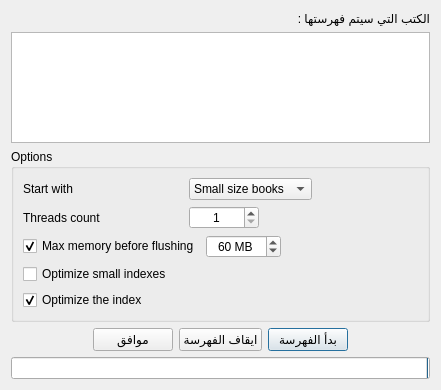
This is indexingdialg.ui in boussouira/albahhet as Qt 5 draws it before an edit. The edited form follows.
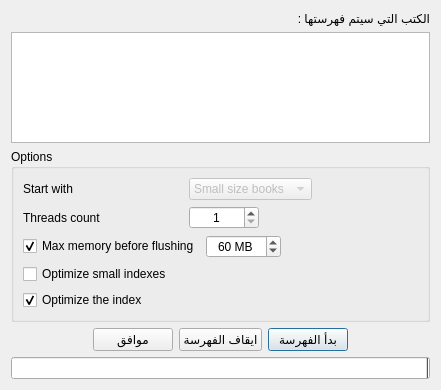
This is the edited form.

What changed in the file:
```diff
--- a/indexingdialg.ui
+++ b/indexingdialg.ui
@@ -62,6 +62,9 @@
         </item>
         <item>
          <widget class="QComboBox" name="comboBox">
+          <property name="enabled">
+           <bool>false</bool>
+          </property>
           <item>
            <property name="text">
             <string>Small size books</string>
```
